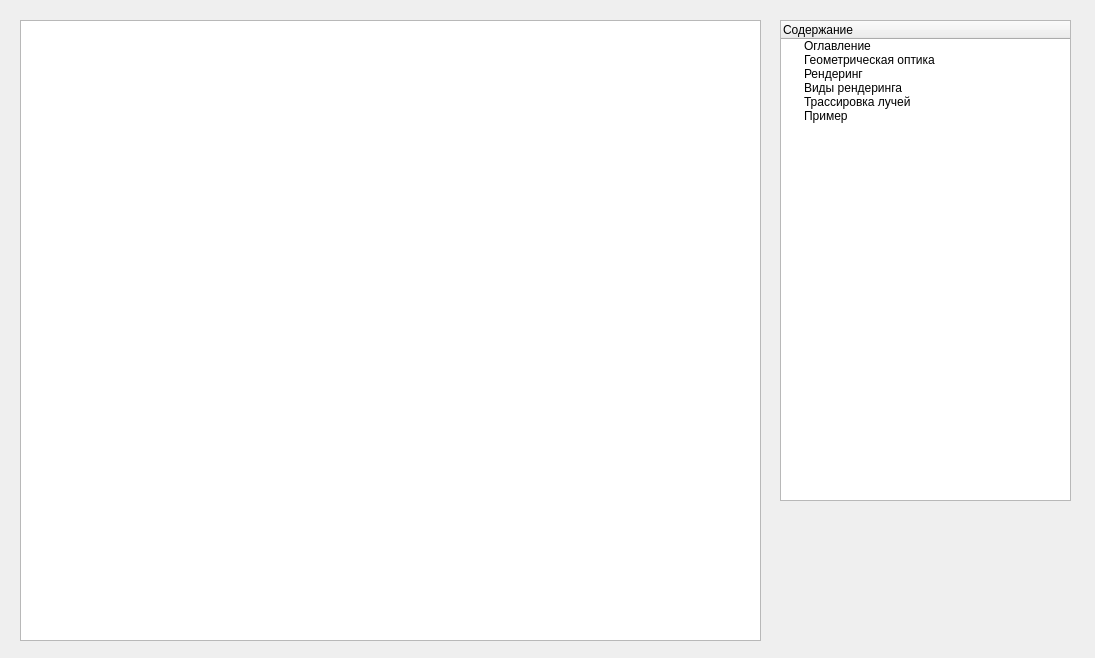
Qt form theorywindow.ui (RCh-stack/ray-tracing-alpha-1.3) before a commit.
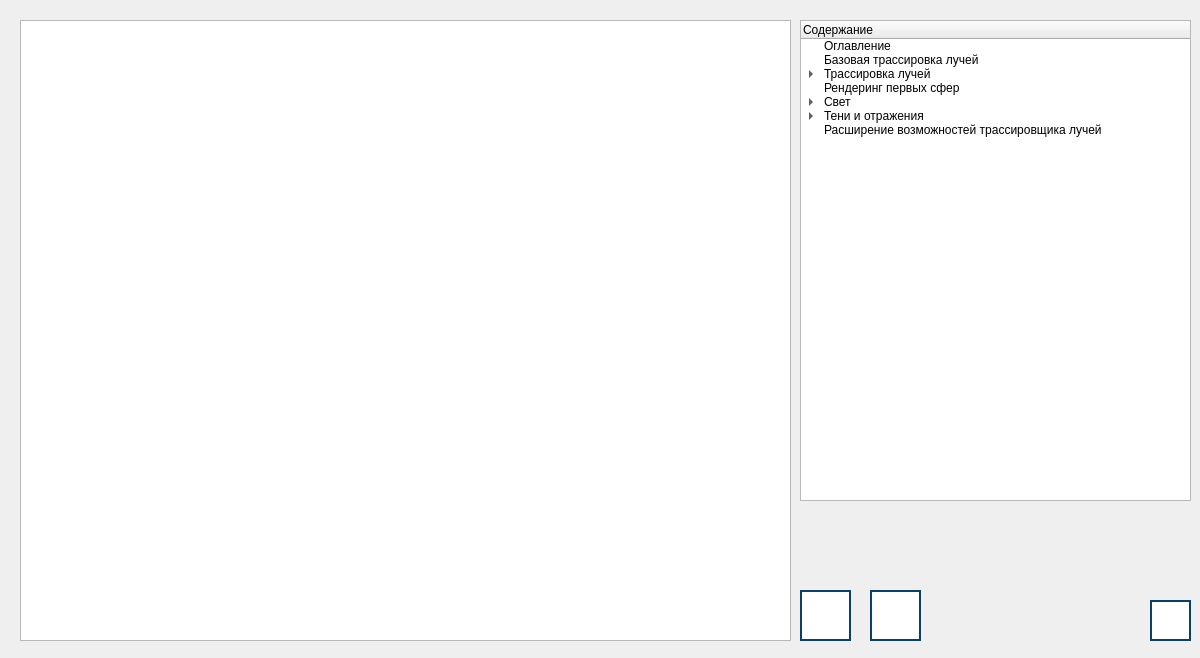
The same form after that commit. Icons and pictures are not drawn.

What changed in the file:
```diff
--- a/theorywindow.ui
+++ b/theorywindow.ui
@@ -6,19 +6,19 @@
    <rect>
     <x>0</x>
     <y>0</y>
-    <width>1095</width>
+    <width>1200</width>
     <height>658</height>
    </rect>
   </property>
   <property name="windowTitle">
-   <string>Теория | Ray Tracing | Pre-alpha 0.5v</string>
+   <string>Теория | Ray Tracing | Alpha 1.0v</string>
   </property>
   <widget class="QTextBrowser" name="text_theory">
    <property name="geometry">
     <rect>
      <x>20</x>
      <y>20</y>
-     <width>741</width>
+     <width>771</width>
      <height>621</height>
     </rect>
    </property>
@@ -26,9 +26,9 @@
   <widget class="QTreeWidget" name="list_of_contents">
    <property name="geometry">
     <rect>
-     <x>780</x>
+     <x>800</x>
      <y>20</y>
-     <width>291</width>
+     <width>391</width>
      <height>481</height>
     </rect>
    </property>
@@ -44,35 +44,80 @@
    </item>
    <item>
     <property name="text">
-     <string>Геометрическая оптика</string>
-    </property>
-   </item>
-   <item>
-    <property name="text">
-     <string>Рендеринг</string>
-    </property>
-   </item>
-   <item>
-    <property name="text">
-     <string>Виды рендеринга</string>
+     <string>Базовая трассировка лучей</string>
     </property>
    </item>
    <item>
     <property name="text">
      <string>Трассировка лучей</string>
     </property>
+    <item>
+     <property name="text">
+      <string>Уравнение траектории луча</string>
+     </property>
+    </item>
+    <item>
+     <property name="text">
+      <string>Уравнение сферы</string>
+     </property>
+    </item>
+    <item>
+     <property name="text">
+      <string>Луч встречается со сферой</string>
+     </property>
+    </item>
    </item>
    <item>
     <property name="text">
-     <string>Пример</string>
+     <string>Рендеринг первых сфер</string>
+    </property>
+   </item>
+   <item>
+    <property name="text">
+     <string>Свет</string>
+    </property>
+    <item>
+     <property name="text">
+      <string>Источники света</string>
+     </property>
+    </item>
+    <item>
+     <property name="text">
+      <string>Диффузное отражение</string>
+     </property>
+    </item>
+    <item>
+     <property name="text">
+      <string>Зеркальное отражение</string>
+     </property>
+    </item>
+   </item>
+   <item>
+    <property name="text">
+     <string>Тени и отражения</string>
+    </property>
+    <item>
+     <property name="text">
+      <string>Тени</string>
+     </property>
+    </item>
+    <item>
+     <property name="text">
+      <string>Отражения</string>
+     </property>
+    </item>
+   </item>
+   <item>
+    <property name="text">
+     <string>Расширение возможностей трассировщика лучей</string>
     </property>
    </item>
   </widget>
   <widget class="QPushButton" name="button_next_page">
    <property name="geometry">
     <rect>
-     <x>940</x>
-     <y>530</y>
+     <x>870</x>
+     <y>590</y>
      <width>51</width>
      <height>51</height>
     </rect>
@@ -80,12 +125,23 @@
    <property name="toolTip">
     <string>Следующая страница</string>
    </property>
+   <property name="styleSheet">
+    <string notr="true">QPushButton {
+    background-color: rgb(255, 255, 255);
+    border: 2px solid #094065;
+}
+
+QPushButton:pressed {
+    background-color:  rgb(118, 118, 118);
+}
+</string>
+   </property>
    <property name="text">
     <string/>
    </property>
    <property name="icon">
     <iconset>
-     <normaloff>images/right-arrow.png</normaloff>images/right-arrow.png</iconset>
+     <normaloff>images/next-page.png</normaloff>images/next-page.png</iconset>
    </property>
    <property name="iconSize">
     <size>
@@ -93,15 +149,18 @@
      <height>64</height>
     </size>
    </property>
+   <property name="default">
+    <bool>false</bool>
+   </property>
    <property name="flat">
-    <bool>true</bool>
+    <bool>false</bool>
    </property>
   </widget>
   <widget class="QPushButton" name="button_prev_page">
    <property name="geometry">
     <rect>
-     <x>850</x>
-     <y>530</y>
+     <x>800</x>
+     <y>590</y>
      <width>51</width>
      <height>51</height>
     </rect>
@@ -109,12 +168,26 @@
    <property name="toolTip">
     <string>Предыдущая страница</string>
    </property>
+   <property name="autoFillBackground">
+    <bool>false</bool>
+   </property>
+   <property name="styleSheet">
+    <string notr="true">QPushButton {
+    background-color: rgb(255, 255, 255);
+    border: 2px solid #094065;
+}
+
+QPushButton:pressed {
+    background-color:  rgb(118, 118, 118);
+}
+</string>
+   </property>
    <property name="text">
     <string/>
    </property>
    <property name="icon">
     <iconset>
-     <normaloff>images/left-arrow.png</normaloff>images/left-arrow.png</iconset>
+     <normaloff>images/prev-page.png</normaloff>images/prev-page.png</iconset>
    </property>
    <property name="iconSize">
     <size>
@@ -122,21 +195,38 @@
      <height>64</height>
     </size>
    </property>
+   <property name="checkable">
+    <bool>false</bool>
+   </property>
+   <property name="default">
+    <bool>false</bool>
+   </property>
    <property name="flat">
-    <bool>true</bool>
+    <bool>false</bool>
    </property>
   </widget>
   <widget class="QPushButton" name="button_help">
    <property name="geometry">
     <rect>
-     <x>1040</x>
+     <x>1150</x>
      <y>600</y>
-     <width>51</width>
-     <height>51</height>
+     <width>41</width>
+     <height>41</height>
     </rect>
    </property>
    <property name="toolTip">
-    <string>Получить помощь</string>
+    <string>&lt;html&gt;&lt;head/&gt;&lt;body&gt;&lt;p&gt;Вызвать справку&lt;/p&gt;&lt;/body&gt;&lt;/html&gt;</string>
+   </property>
+   <property name="styleSheet">
+    <string notr="true">QPushButton {
+    background-color: rgb(255, 255, 255);
+    border: 2px solid #094065;
+}
+
+QPushButton:pressed {
+    background-color:  rgb(118, 118, 118);
+}
+</string>
    </property>
    <property name="text">
     <string/>
@@ -147,12 +237,12 @@
    </property>
    <property name="iconSize">
     <size>
-     <width>48</width>
-     <height>48</height>
+     <width>36</width>
+     <height>36</height>
     </size>
    </property>
    <property name="flat">
-    <bool>true</bool>
+    <bool>false</bool>
    </property>
   </widget>
  </widget>
```
